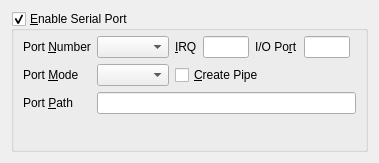
jljuxgm/vboxgit, file vbox/src/VBox/Frontends/VirtualBox4/ui/VBoxVMSettingsSerial.ui: the form before one commit.
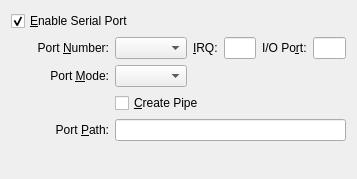
The form after the commit.

Commit message:
commit_10699 ------------------------------------------------------------------------ r10699 | vboxsync | 2008-07-16 21:14:13 +0800 (Wed, 16 Jul 2008) | 2 lines
FE/Qt4: VM Serial settings face lift.

------------------------------------------------------------------------

```diff
--- a/vbox/src/VBox/Frontends/VirtualBox4/ui/VBoxVMSettingsSerial.ui
+++ b/vbox/src/VBox/Frontends/VirtualBox4/ui/VBoxVMSettingsSerial.ui
@@ -22,30 +22,62 @@
    <rect>
     <x>0</x>
     <y>0</y>
-    <width>379</width>
-    <height>163</height>
+    <width>357</width>
+    <height>179</height>
    </rect>
   </property>
-  <layout class="QVBoxLayout" >
-   <item>
-    <widget class="QGroupBox" name="mGbSerial" >
+  <layout class="QGridLayout" >
+   <item row="0" column="0" colspan="2" >
+    <widget class="QCheckBox" name="mGbSerial" >
      <property name="whatsThis" >
       <string>When checked, enables the given serial port of the virtual machine.</string>
      </property>
-     <property name="title" >
+     <property name="text" >
       <string>&amp;Enable Serial Port</string>
      </property>
-     <property name="checkable" >
+     <property name="checked" >
       <bool>true</bool>
      </property>
+    </widget>
+   </item>
+   <item row="1" column="0" >
+    <spacer>
+     <property name="orientation" >
+      <enum>Qt::Horizontal</enum>
+     </property>
+     <property name="sizeType" >
+      <enum>QSizePolicy::Fixed</enum>
+     </property>
+     <property name="sizeHint" >
+      <size>
+       <width>20</width>
+       <height>20</height>
+      </size>
+     </property>
+    </spacer>
+   </item>
+   <item row="1" column="1" >
+    <widget class="QWidget" native="1" name="mSerialChild" >
      <layout class="QGridLayout" >
+      <property name="leftMargin" >
+       <number>0</number>
+      </property>
       <property name="topMargin" >
-       <number>5</number>
+       <number>0</number>
+      </property>
+      <property name="rightMargin" >
+       <number>0</number>
+      </property>
+      <property name="bottomMargin" >
+       <number>0</number>
       </property>
       <item row="0" column="0" >
        <widget class="QLabel" name="mLbNumber" >
         <property name="text" >
-         <string>Port &amp;Number</string>
+         <string>Port &amp;Number:</string>
+        </property>
+        <property name="alignment" >
+         <set>Qt::AlignRight|Qt::AlignTrailing|Qt::AlignVCenter</set>
         </property>
         <property name="buddy" >
          <cstring>mCbNumber</cstring>
@@ -60,18 +92,16 @@
        </widget>
       </item>
       <item row="0" column="2" >
-       <layout class="QHBoxLayout" >
-        <item>
          <widget class="QLabel" name="mLbIRQ" >
           <property name="text" >
-           <string>&amp;IRQ</string>
+         <string>&amp;IRQ:</string>
           </property>
           <property name="buddy" >
            <cstring>mLeIRQ</cstring>
           </property>
          </widget>
         </item>
-        <item>
+      <item row="0" column="3" >
          <widget class="QLineEdit" name="mLeIRQ" >
           <property name="sizePolicy" >
            <sizepolicy vsizetype="Fixed" hsizetype="Preferred" >
@@ -84,21 +114,17 @@
           </property>
          </widget>
         </item>
-       </layout>
-      </item>
-      <item row="0" column="3" >
-       <layout class="QHBoxLayout" >
-        <item>
+      <item row="0" column="4" >
          <widget class="QLabel" name="mLbIOPort" >
           <property name="text" >
-           <string>I/O Po&amp;rt</string>
+         <string>I/O Po&amp;rt:</string>
           </property>
           <property name="buddy" >
            <cstring>mLbIOPort</cstring>
           </property>
          </widget>
         </item>
-        <item>
+      <item row="0" column="5" >
          <widget class="QLineEdit" name="mLeIOPort" >
           <property name="sizePolicy" >
            <sizepolicy vsizetype="Fixed" hsizetype="Preferred" >
@@ -111,25 +137,13 @@
           </property>
          </widget>
         </item>
-       </layout>
-      </item>
-      <item row="0" column="4" >
-       <spacer>
-        <property name="orientation" >
-         <enum>Qt::Horizontal</enum>
-        </property>
-        <property name="sizeHint" >
-         <size>
-          <width>0</width>
-          <height>20</height>
-         </size>
-        </property>
-       </spacer>
-      </item>
       <item row="1" column="0" >
        <widget class="QLabel" name="mLbMode" >
         <property name="text" >
-         <string>Port &amp;Mode</string>
+         <string>Port &amp;Mode:</string>
+        </property>
+        <property name="alignment" >
+         <set>Qt::AlignRight|Qt::AlignTrailing|Qt::AlignVCenter</set>
         </property>
         <property name="buddy" >
          <cstring>mCbMode</cstring>
@@ -143,7 +157,20 @@
         </property>
        </widget>
       </item>
-      <item row="1" column="2" colspan="2" >
+      <item row="1" column="2" colspan="4" >
+       <spacer>
+        <property name="orientation" >
+         <enum>Qt::Horizontal</enum>
+        </property>
+        <property name="sizeHint" >
+         <size>
+          <width>131</width>
+          <height>20</height>
+         </size>
+        </property>
+       </spacer>
+      </item>
+      <item row="2" column="1" colspan="2" >
        <widget class="QCheckBox" name="mCbPipe" >
         <property name="whatsThis" >
          <string>If checked, the pipe specified in the &lt;b>Port Path&lt;/b> field will be created by the virtual machine when it starts. Otherwise, the virtual machine will try to use the existing pipe.</string>
@@ -153,37 +180,43 @@
         </property>
        </widget>
       </item>
-      <item row="1" column="4" >
-       <spacer>
-        <property name="orientation" >
-         <enum>Qt::Horizontal</enum>
-        </property>
-        <property name="sizeHint" >
-         <size>
-          <width>0</width>
-          <height>20</height>
-         </size>
-        </property>
-       </spacer>
-      </item>
-      <item row="2" column="0" >
+      <item row="3" column="0" >
        <widget class="QLabel" name="mLbPath" >
         <property name="text" >
-         <string>Port &amp;Path</string>
+         <string>Port &amp;Path:</string>
+        </property>
+        <property name="alignment" >
+         <set>Qt::AlignRight|Qt::AlignTrailing|Qt::AlignVCenter</set>
         </property>
         <property name="buddy" >
          <cstring>mLePath</cstring>
         </property>
        </widget>
       </item>
-      <item row="2" column="1" colspan="4" >
+      <item row="3" column="1" colspan="5" >
        <widget class="QLineEdit" name="mLePath" >
         <property name="whatsThis" >
          <string>Displays the path to the serial port's pipe on the host when the port works in &lt;b>Host Pipe&lt;/b> mode, or the host serial device name when the port works in &lt;b>Host Device&lt;/b> mode.</string>
         </property>
        </widget>
       </item>
-      <item row="3" column="2" >
+     </layout>
+    </widget>
+   </item>
+   <item row="1" column="2" >
+    <spacer>
+     <property name="orientation" >
+      <enum>Qt::Horizontal</enum>
+     </property>
+     <property name="sizeHint" >
+      <size>
+       <width>40</width>
+       <height>20</height>
+      </size>
+     </property>
+    </spacer>
+   </item>
+   <item row="2" column="1" >
        <spacer>
         <property name="orientation" >
          <enum>Qt::Vertical</enum>
@@ -191,13 +224,10 @@
         <property name="sizeHint" >
          <size>
           <width>20</width>
-          <height>0</height>
+       <height>40</height>
          </size>
         </property>
        </spacer>
-      </item>
-     </layout>
-    </widget>
    </item>
   </layout>
  </widget>
```
Left out of the diff: 19 changed lines with no effect on the pictures. Lines whose indentation alone changed are shown as unchanged. The commit also changes 1 other file.
